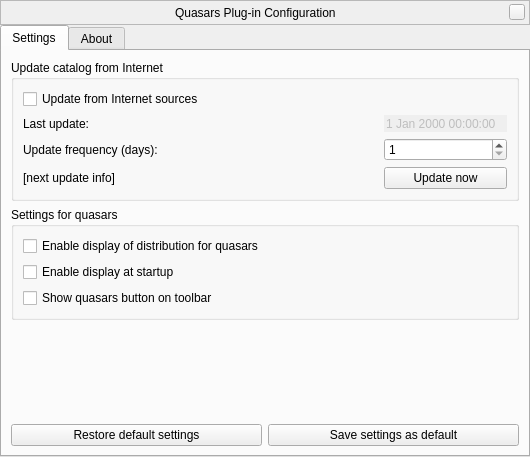
Old version of the form plugins/Quasars/src/gui/quasarsDialog.ui in the repository 519984307/stellarium_src.
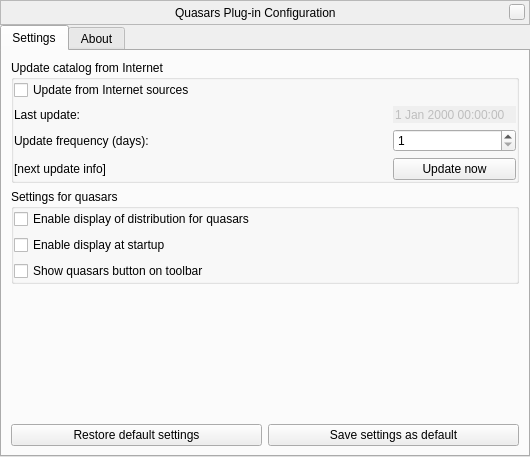
New version of the form. Custom widgets are drawn as their Qt base class.

Commit message: Updates in plugins (Exoplanets, Quasars, Pulsars)

What changed in the file:
```diff
--- a/plugins/Quasars/src/gui/quasarsDialog.ui
+++ b/plugins/Quasars/src/gui/quasarsDialog.ui
@@ -6,7 +6,7 @@
    <rect>
     <x>0</x>
     <y>0</y>
-    <width>529</width>
+    <width>530</width>
     <height>457</height>
    </rect>
   </property>
@@ -145,6 +145,18 @@
           <bool>false</bool>
          </property>
          <layout class="QVBoxLayout" name="verticalLayout_12">
+          <property name="leftMargin">
+           <number>0</number>
+          </property>
+          <property name="topMargin">
+           <number>0</number>
+          </property>
+          <property name="rightMargin">
+           <number>0</number>
+          </property>
+          <property name="bottomMargin">
+           <number>0</number>
+          </property>
           <item>
            <widget class="QCheckBox" name="internetUpdatesCheckbox">
             <property name="text">
@@ -235,6 +247,18 @@
           <bool>true</bool>
          </property>
          <layout class="QVBoxLayout" name="verticalLayout">
+          <property name="leftMargin">
+           <number>0</number>
+          </property>
+          <property name="topMargin">
+           <number>0</number>
+          </property>
+          <property name="rightMargin">
+           <number>0</number>
+          </property>
+          <property name="bottomMargin">
+           <number>0</number>
+          </property>
           <item>
            <widget class="QCheckBox" name="displayModeCheckBox">
             <property name="toolTip">
```
Left out of the diff: 14 changed lines with no effect on the pictures. The commit also changes 6 other files.
